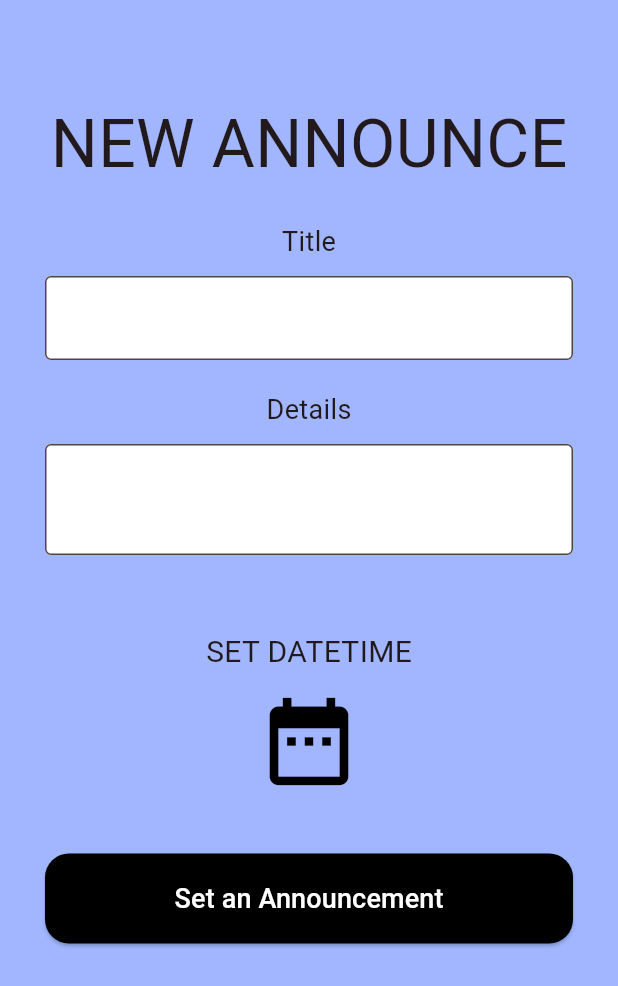
After one commit to Aomsin-MDSC/Collaboration-App-Client, a Flutter app: the NewAnnounceView screen opened directly, on a phone screen of 412 x 824 dp. The commit adds this screen. Shown: the top 986 px of the screen. Run offline on Flutter 3.47's test engine with Material 3 defaults, Android fonts, the phone set to English and light mode, and no system bars; our stand-ins replace dropdown_search, flutter_colorpicker, flutter_expandable_fab, get, shared_preferences; accounts and stored records are empty.

Commit message:
update/edit announce

```diff
--- /dev/null
+++ b/lib/controllers/new_announce_controller.dart
@@ -0,0 +1,10 @@
+import 'package:flutter/material.dart';
+import 'package:get/get.dart';
+
+class NewAnnounceController extends GetxController {
+  static NewAnnounceController get instance => Get.find();
+
+  final announcename = TextEditingController();
+  final announcedetail = TextEditingController();
+  DateTime? selectedDate;
+}
--- a/lib/controllers/new_tag_controller.dart
+++ b/lib/controllers/new_tag_controller.dart
@@ -14,7 +14,6 @@ class NewTagController extends GetxController {
 
   void updateTagName(String name) {
     tagname.text = name;
-
     update();
   }
 
--- a/lib/controllers/new_task_controller.dart
+++ b/lib/controllers/new_task_controller.dart
@@ -9,6 +9,7 @@ class NewTaskController extends GetxController {
   String taskcolor = "#808080";
   DateTime? selectedDate; // get day selected
 
+  // member
   var memberlist = <String>[
     'shouta',
     'thank',
@@ -23,6 +24,7 @@ class NewTaskController extends GetxController {
   // get memberlist for show
   var selectedmember = <String>[].obs;
 
+  // tag
   var taglist = <String>[
     'work',
     'job',
@@ -33,6 +35,8 @@ class NewTaskController extends GetxController {
   // get tag for show
   var selectedtag = <String>[].obs;
 
+
+  // colors
   void taskchangeColor(Color color) {
     taskcolor = "#${color.value.toRadixString(16).substring(2)}";
     update();
--- a/lib/views/home_view.dart
+++ b/lib/views/home_view.dart
@@ -3,7 +3,7 @@ import 'package:collaboration_app_client/views/new_project_view.dart';
 import 'package:flutter/material.dart';
 import 'package:flutter_expandable_fab/flutter_expandable_fab.dart';
 import 'package:get/get.dart';
-import '../controllers/testfetchcontroller.dart'; // Adjust the import paths as needed
+import '../controllers/project_controller.dart';// Adjust the import paths as needed
 import 'assets/home_form.dart'; // Adjust the import paths as needed
 
 class HomeView extends StatefulWidget {
--- /dev/null
+++ b/lib/views/new_announce_assets/new_announce_form.dart
@@ -0,0 +1,135 @@
+import 'package:collaboration_app_client/controllers/new_announce_controller.dart';
+import 'package:flutter/material.dart';
+import 'package:get/get.dart';
+
+class NewAnnounceForm extends StatefulWidget {
+  const NewAnnounceForm ({super.key});
+
+  @override
+  State<NewAnnounceForm> createState() => _NewAnnounceFormState();
+}
+
+class _NewAnnounceFormState extends State<NewAnnounceForm> {
+  final controller = Get.put(NewAnnounceController());
+  @override
+  Widget build(BuildContext context) {
+    return Form(
+      child: Container(
+        padding: const EdgeInsets.symmetric(vertical: 5),
+        child: Column(
+          crossAxisAlignment: CrossAxisAlignment.center,
+          children: [
+
+            // title
+            const SizedBox(height: 30,),
+            Text("NEW ANNOUNCE".toUpperCase(),style: TextStyle(fontSize: 44),),
+            const SizedBox(height: 20,),
+            Text("Title",style: TextStyle(fontSize: 18),),
+            const SizedBox(height: 10,),
+            TextField(
+              controller: controller.announcename,
+              decoration: const InputDecoration(
+                filled: true,
+                fillColor: Colors.white,
+                //prefixIcon: Icon(Icons.person),
+                border: OutlineInputBorder(),
+              ),
+            ),
+
+
+            // details
+            const SizedBox(height: 20,),
+            Text("Details", style: TextStyle(fontSize: 18),),
+            const SizedBox(height: 10,),
+            TextField(
+              controller: controller.announcedetail,
+              decoration: const InputDecoration(
+                filled: true,
+                fillColor: Colors.white,
+                // prefixIcon: Icon(Icons.abc),
+                border: OutlineInputBorder(),
+                contentPadding: EdgeInsets.only(top: 50, left: 10, right: 10,),
+              ),
+              maxLines: null,
+            ),
+
+            // text icon [etc.]
+            const SizedBox(height: 50,),
+            Row(
+              mainAxisAlignment: MainAxisAlignment.spaceEvenly,
+              children: [
+                Column(
+                  children: [
+                    Text("Set DateTime".toUpperCase(), style: TextStyle(fontSize: 20),),
+                    const SizedBox(height: 10,),
+                    GestureDetector(
+                      onTap: () async {
+                        DateTime? selectedDate = await showDatePicker(
+                          context: context,
+                          initialDate: controller.selectedDate ?? DateTime.now(),
+                          firstDate: DateTime(2000),
+                          lastDate: DateTime(2101),
+                        );
+                        if (selectedDate != null) {
+                          TimeOfDay? selectedTime = await showTimePicker(
+                            context: context,
+                            initialTime: TimeOfDay.fromDateTime(controller.selectedDate ?? DateTime.now()),
+                          );
+                          if (selectedTime != null) {
+                            setState(() {
+                              controller.selectedDate = DateTime(
+                                selectedDate.year,
+                                selectedDate.month,
+                                selectedDate.day,
+                                selectedTime.hour,
+                                selectedTime.minute,
+                              );
+                            });
+                          }
+                        }
+                      },
+                      child: Tooltip(
+                        message: controller.selectedDate != null
+                            ? 'Selected Date: ${controller.selectedDate!.toLocal()}'
+                            :  'No date selected',
+                        child: Icon(
+                          Icons.date_range,
+                          color: controller.selectedDate != null ? Colors.red : Colors.black,
+                          size: 70,
+                        ),
+                      ),
+                    )
+                  ],
+                )
+              ],
+            ),
+
+            // button set announce
+            const SizedBox(height: 40),
+            SizedBox(
+              width: double.infinity,
+              height: 60,
+              child: ElevatedButton(
+                onPressed: () {
+                  print("setsetset"); // action
+                  // Get.to(NewAnnounceView());
+                },
+                style: ElevatedButton.styleFrom(
+                  shape: RoundedRectangleBorder(
+                    borderRadius: BorderRadius.circular(16),
+                  ),
+                  backgroundColor: Colors.black,
+                  foregroundColor: Colors.white,
+                ),
+                child: Text(
+                  "Set an Announcement",
+                  style: TextStyle(fontSize: 18),
+                ),
+              ),
+            ),
+          ],
+        ),
+      ),
+    );
+  }
+}
--- /dev/null
+++ b/lib/views/new_announce_view.dart
@@ -0,0 +1,24 @@
+import 'package:flutter/material.dart';
+import 'new_announce_assets/new_announce_form.dart';
+
+class NewAnnounceView extends StatelessWidget {
+  const NewAnnounceView ({super.key});
+
+  @override
+  Widget build(BuildContext context) {
+    return SafeArea(
+      child: Scaffold(
+        backgroundColor: const Color.fromRGBO(161, 182, 255, 1),
+        body: SingleChildScrollView(
+          child: Container(
+            padding: const EdgeInsets.all(30),
+            child: const Column(
+              crossAxisAlignment: CrossAxisAlignment.center,
+              children: [NewAnnounceForm()],
+            ),
+          ),
+        ),
+      ),
+    );
+  }
+}
--- a/lib/views/new_task_assets/new_task_form.dart
+++ b/lib/views/new_task_assets/new_task_form.dart
@@ -202,7 +202,7 @@ class _NewTaskFormState extends State<NewTaskForm> {
                   foregroundColor: Colors.white,
                 ),
                 child: Text(
-                  "Save",
+                  "Make a Task",
                   style: TextStyle(fontSize: 18),
                 ),
               ),
```
Also changed, not shown: lib/views/new_project_assets/new_project_form.dart (+8 -2 lines), lib/views/new_tag_assets/new_tag_form.dart (+29 -14 lines).
